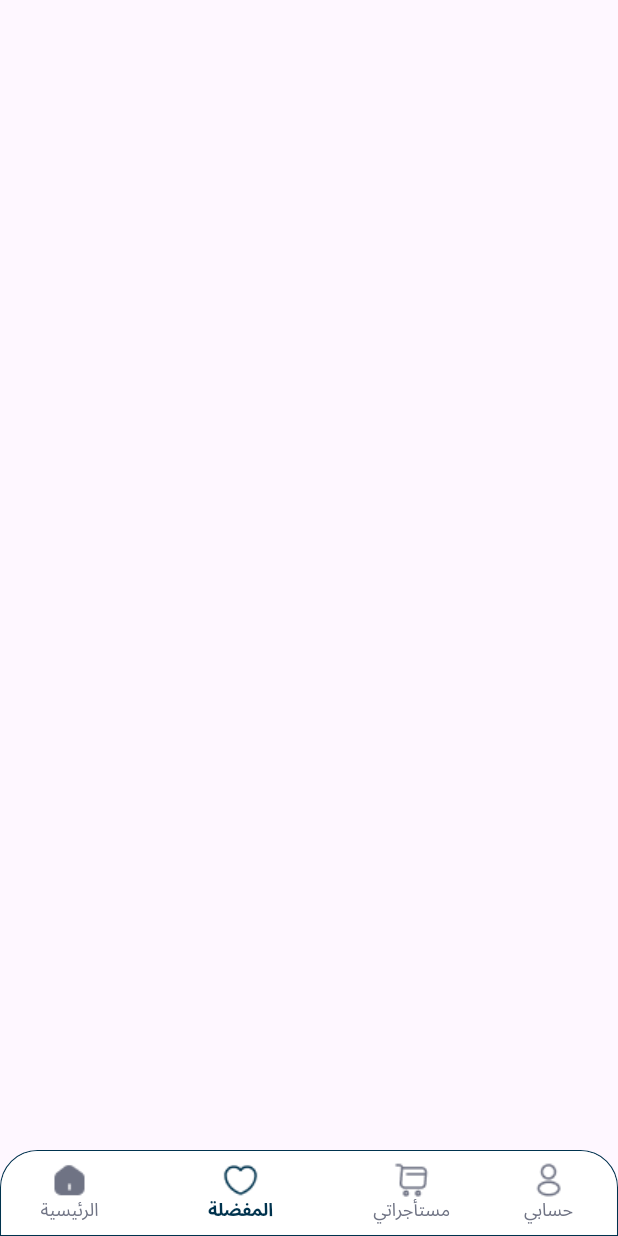
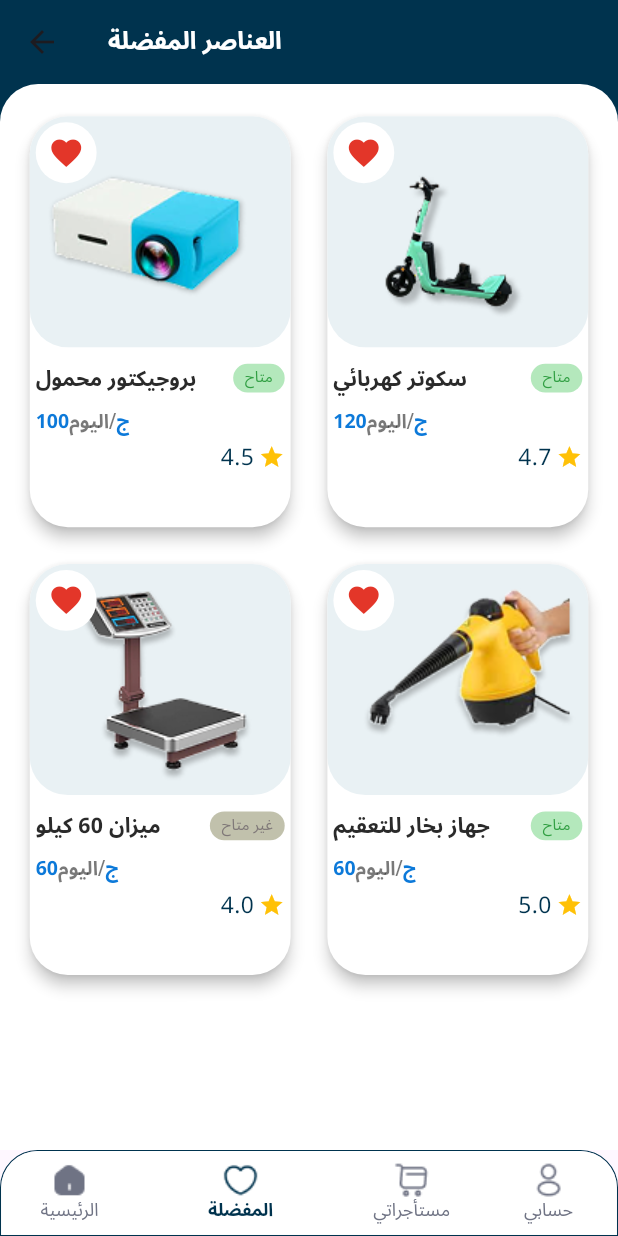
Before and after one commit to Final-Project-11-FCAI/Ager-Waffer, a Flutter app: the HomeLayoutScreen screen opened by its route, item 2 of the bottom bar chosen, on a phone screen of 412 x 824 dp. Run offline on Flutter 3.47's test engine with Material 3 defaults, Android fonts, the phone set to English and light mode, and no system bars; our stand-ins replace country_picker, dio, dotted_border, firebase_core, firebase_messaging, flutter_bloc and 12 more; missing offline and left inert: flutter_carousel_slider, multi_image_picker_plus, pointycastle; accounts and stored records are empty; key blocks and very long unbroken strings in the code were emptied for the run.

Commit message:
favorite screen done

```diff
--- a/lib/Base/common/theme.dart
+++ b/lib/Base/common/theme.dart
@@ -11,9 +11,15 @@ const Color kMoreLightPrimaryColor = Color(0xff1D5687);
 const Color kWhiteColor = const Color(0xffFFFFFF);
 const Color kBlackColor = const Color(0xFF2A2A2A);
 const Color kOpacityWhiteColor = const Color(0xFFF4FDFA);
+const Color kFavoriteColor = const Color(0xFFE9F1F4);
 const Color kMoreRedColor = const Color(0xFFD80C0C);
+const Color kLightRedColor = const Color(0xFFE33629);
+const Color kNotAvailableColor = const Color(0xFF97979773);
+const Color kPartGreyColor = const Color(0xFF7F7878);
 const Color kProductDataContainerColor = const Color(0xFFECEDF3);
 const Color kBorderColor = const Color(0xFF6E7A8799);
+const Color kGreenColor = const Color(0xFF319F43);
+const Color kLightGreenColor = const Color(0xFFB4E8BC);
 
 const Color kBlueColor = const Color(0xFFF0C79D9);
 const Color kSomeBlackColor = const Color(0xFF1A1A1A);
@@ -130,7 +136,6 @@ const Color kInactiveColor = const Color(0xFFD0D0D3);// const Color(0xFFC1C1C1);
 const Color kBackgroundColor = const Color(0xFFFF6B3B);
 const Color kDarkGreenColor = const Color(0xFF006D3D);
 const Color kDarkGreyColor = const Color(0xff343A40);
-const Color kGreenColor = const Color(0xFF62BAA1);
 const Color kButtonAppColor = const Color(0xFFFF7602);
 const Color kgreyColor = const Color(0xFF4A4A4A);
 const Color kTimeNotificationColor = const Color(0xFF7B7B7B);
--- /dev/null
+++ b/lib/Features/Favorite/domain/entities/favorite_entity.dart
@@ -0,0 +1,15 @@
+class FavoriteEntity {
+  final String title;
+  final String price;
+  final String image;
+  final double rating;
+  final bool isAvailable;
+
+  FavoriteEntity({
+    required this.title,
+    required this.price,
+    required this.image,
+    required this.rating,
+    required this.isAvailable,
+  });
+}
--- /dev/null
+++ b/lib/Features/Favorite/presentation/pages/favorite_screen.dart
@@ -0,0 +1,86 @@
+import 'package:ager_waffer/Base/common/shared.dart';
+import 'package:ager_waffer/Base/common/theme.dart';
+import 'package:ager_waffer/Features/Favorite/domain/entities/favorite_entity.dart';
+import 'package:ager_waffer/Features/Favorite/presentation/widgets/favorite_item_gide_view.dart';
+import 'package:flutter/material.dart';
+import 'package:flutter_screenutil/flutter_screenutil.dart';
+
+class FavoriteScreen extends StatelessWidget {
+  FavoriteScreen({super.key});
+
+  final List<FavoriteEntity> favorites = [
+    FavoriteEntity(
+      title: 'بروجيكتور محمول',
+      price: '100ج',
+      image: 'assets/images/portable_projector.png',
+      rating: 4.5,
+      isAvailable: true,
+    ),
+    FavoriteEntity(
+      title: 'سكوتر كهربائي',
+      price: '120ج',
+      image: 'assets/images/electric_scooter.png',
+      rating: 4.7,
+      isAvailable: true,
+    ),
+    FavoriteEntity(
+      title: 'ميزان 60 كيلو',
+      price: '60ج',
+      image: 'assets/images/balance.png',
+      rating: 4.0,
+      isAvailable: false,
+    ),
+    FavoriteEntity(
+      title: 'جهاز بخار للتعقيم',
+      price: '60ج',
+      image: 'assets/images/steam_sterilizer.png',
+      rating: 5.0,
+      isAvailable: true,
+    ),
+  ];
+
+  @override
+  Widget build(BuildContext context) {
+    return Scaffold(
+      backgroundColor: kPrimaryColor,
+      appBar: AppBar(
+        backgroundColor: kPrimaryColor,
+        title: Text(
+          'العناصر المفضلة',
+          style: font16BlackSemiBold.copyWith(
+            color: kWhiteColor,
+            fontWeight: bold,
+          ),
+        ),
+      ),
+      body: Container(
+        width: double.infinity,
+        decoration: BoxDecoration(
+          color: kWhiteColor,
+          borderRadius: BorderRadius.only(
+            topLeft: Radius.circular(25.r),
+            topRight: Radius.circular(25.r),
+          ),
+        ),
+        child: Padding(
+          padding: EdgeInsets.symmetric(
+            horizontal: Shared.width * 0.04.w,
+            vertical: Shared.height * 0.025.h,
+          ),
+          child: GridView.builder(
+            itemCount: favorites.length,
+            gridDelegate: SliverGridDelegateWithFixedCrossAxisCount(
+              crossAxisCount: 2,
+              mainAxisSpacing: 15.w,
+              crossAxisSpacing: 15.w,
+              childAspectRatio: 2 / 3.1,
+            ),
+            itemBuilder: (context, index) {
+              return FavoriteItemGideView(favoriteEntity: favorites[index]);
+            },
+          ),
+        ),
+      ),
+    );
+  }
+}
--- /dev/null
+++ b/lib/Features/Favorite/presentation/widgets/favorite_item_gide_view.dart
@@ -0,0 +1,116 @@
+import 'package:ager_waffer/Base/common/shared.dart';
+import 'package:ager_waffer/Base/common/theme.dart';
+import 'package:ager_waffer/Features/Favorite/domain/entities/favorite_entity.dart';
+import 'package:flutter/material.dart';
+import 'package:flutter_screenutil/flutter_screenutil.dart';
+import 'package:gap/gap.dart';
+
+class FavoriteItemGideView extends StatelessWidget {
+  const FavoriteItemGideView({super.key, required this.favoriteEntity});
+
+  final FavoriteEntity favoriteEntity;
+
+  @override
+  Widget build(BuildContext context) {
+    return Card(
+      color: kWhiteColor,
+      elevation: 4,
+      shape: RoundedRectangleBorder(borderRadius: BorderRadius.circular(25.r)),
+      child: Column(
+        children: [
+          Container(
+            width: double.infinity,
+            height: Shared.height * 0.22.h,
+            decoration: BoxDecoration(
+              color: kFavoriteColor,
+              borderRadius: BorderRadius.circular(25.r),
+            ),
+            child: Stack(
+              children: [
+                Center(child: Image.asset(favoriteEntity.image)),
+                Padding(
+                  padding: const EdgeInsets.all(4.0),
+                  child: CircleAvatar(
+                    backgroundColor: kWhiteColor,
+                    radius: 20.r,
+                    child: Icon(Icons.favorite, color: kLightRedColor),
+                  ),
+                ),
+              ],
+            ),
+          ),
+          Padding(
+            padding: EdgeInsets.symmetric(
+              horizontal: Shared.width * 0.01.w,
+              vertical: Shared.height * 0.015.h,
+            ),
+            child: Column(
+              crossAxisAlignment: CrossAxisAlignment.start,
+              children: [
+                Row(
+                  mainAxisAlignment: MainAxisAlignment.spaceBetween,
+                  children: [
+                    Text(
+                      favoriteEntity.title,
+                      overflow: TextOverflow.ellipsis,
+                      style: font14BlackBold.copyWith(fontWeight: semiBold),
+                    ),
+                    Container(
+                      decoration: BoxDecoration(
+                        color: favoriteEntity.isAvailable ? kLightGreenColor : kNotAvailableColor,
+                        borderRadius: BorderRadius.circular(12.r),
+                      ),
+                      child: Padding(
+                        padding: EdgeInsets.symmetric(
+                          horizontal: Shared.width * 0.02.w,
+                          vertical: Shared.height * 0.003.h,
+                        ),
+                        child: Text(
+                          favoriteEntity.isAvailable ? 'متاح' : 'غير متاح',
+                          style: font20PrimaryMedium.copyWith(
+                            color: favoriteEntity.isAvailable ? kGreenColor : kPartGreyColor,
+                            fontSize: 10.sp,
+                          ),
+                        ),
+                      ),
+                    ),
+                  ],
+                ),
+                Gap(5.h),
+                RichText(
+                  text: TextSpan(
+                    text: favoriteEntity.price,
+                    style: font16BlackSemiBold.copyWith(
+                      fontSize: 13,
+                      color: kBlueColor,
+                    ),
+                    children: [
+                      TextSpan(
+                        text: '/اليوم',
+                        style: font16BlackSemiBold.copyWith(
+                          fontSize: 13,
+                          color: kBlackColor.withOpacity(0.63),
+                        ),
+                      ),
+                    ],
+                  ),
+                ),
+                Row(
+                  mainAxisAlignment: MainAxisAlignment.end,
+                  children: [
+                    Text(
+                      favoriteEntity.rating.toString(),
+                      style: font20PrimaryMedium.copyWith(fontSize: 15.sp),
+                    ),
+                    Gap(3.w),
+                    Icon(Icons.star, size: 17.sp, color: Colors.amber),
+                  ],
+                ),
+              ],
+            ),
+          ),
+        ],
+      ),
+    );
+  }
+}
--- a/lib/Features/Home/presentation/pages/home_layout_screen.dart
+++ b/lib/Features/Home/presentation/pages/home_layout_screen.dart
@@ -1,4 +1,5 @@
 import 'package:ager_waffer/Base/common/theme.dart';
+import 'package:ager_waffer/Features/Favorite/presentation/pages/favorite_screen.dart';
 import 'package:ager_waffer/Features/Home/presentation/manager/bottom_nav_cubit.dart';
 import 'package:ager_waffer/Features/Home/presentation/pages/home_screen.dart';
 import 'package:ager_waffer/Features/Profile/presentation/pages/profile_screen.dart';
@@ -11,9 +12,8 @@ class HomeLayoutScreen extends StatelessWidget {
   @override
   Widget build(BuildContext context) {
     final List<Widget> screens = [
-      // Scaffold(),
       HomeScreen(),
-      Scaffold(),
+      FavoriteScreen(),
       Scaffold(),
       ProfileScreen(),
     ];
@@ -50,11 +50,6 @@ class HomeLayoutScreen extends StatelessWidget {
                 selectedLabelStyle: font14BlackBold.copyWith(color: kPrimaryColor,fontSize: 12),
                 unselectedLabelStyle: font15BlackRegular.copyWith(color: kMoreGreyColor,fontSize: 12),
                 items: [
-                  // BottomNavigationBarItem(
-                  //   icon: Image.asset('assets/images/nimbus_list.png', color: currentIndex == 0 ? kPrimaryColor : kMoreGreyColor,),
-                  //   label: "القائمة",
-                  //   backgroundColor: kWhiteColor,
-                  // ),
                   BottomNavigationBarItem(
                     icon: Image.asset('assets/images/home.png', color: currentIndex == 0 ? kPrimaryColor : kMoreGreyColor,),
                     label: "الرئيسية",
```
Also changed, not shown: assets/images/balance.png (added), assets/images/electric_scooter.png (added), assets/images/portable_projector.png (added), assets/images/steam_sterilizer.png (added), 26 other files.
